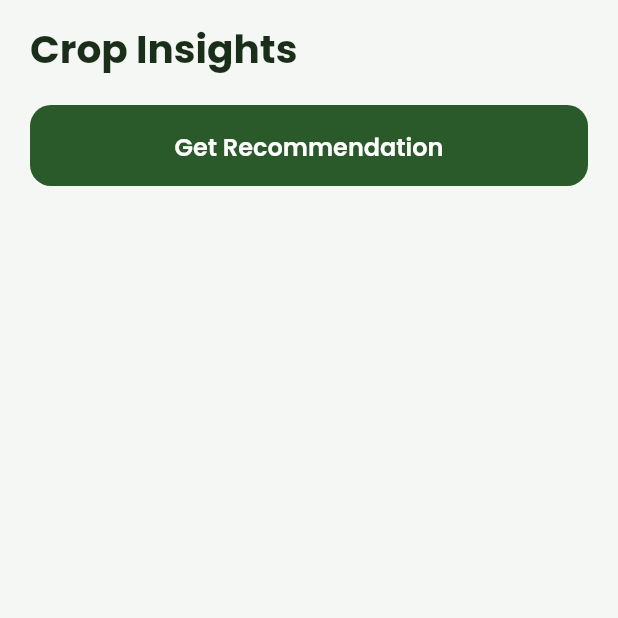
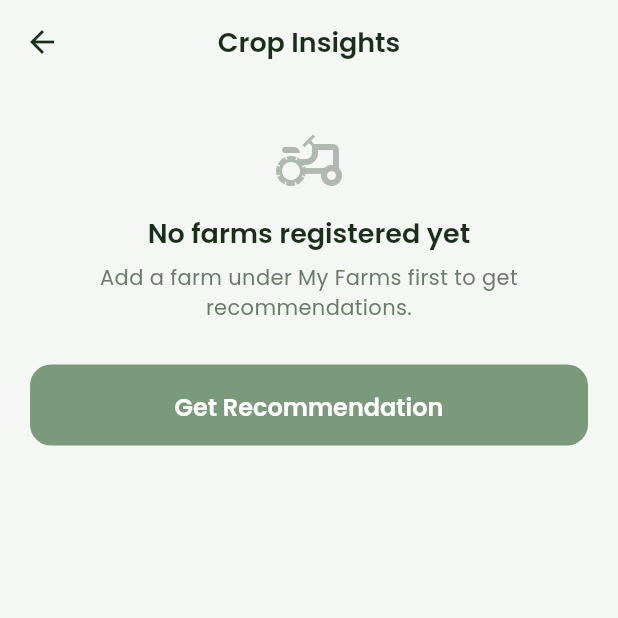
Before and after one commit to Bisruxa/AgriMarket, a Flutter app: the CropRecommendation screen opened by its route, on a phone screen of 412 x 824 dp, the top half of it. Run offline on Flutter 3.47's test engine with Material 3 defaults, Android fonts, the phone set to English and light mode, and no system bars; our stand-ins replace audioplayers, dio, fl_chart, flutter_tts, geolocator, google_fonts and 4 more; missing offline and left inert: record; accounts and stored records are empty; network calls fail.

Commit message:
feat: simplify back navigation and no of clicks during crop recommendation

```diff
--- a/mobile/lib/screens/farmer/crop_recommendation.dart
+++ b/mobile/lib/screens/farmer/crop_recommendation.dart
@@ -19,7 +19,6 @@ class _CropRecommendationState extends State<CropRecommendation> {
 
   List<Farm> _farms = [];
   bool _loadingFarms = true;
-  bool _showInputs = false;
   bool _isLoading = false;
   Farm? _selectedFarm;
   List<CropRecommendationItem> _recommendations = [];
@@ -46,17 +45,9 @@ class _CropRecommendationState extends State<CropRecommendation> {
 
   bool get _hasValidInput => _selectedFarm != null;
 
-  bool get _canPressButton {
-    if (_isLoading || _loadingFarms) return false;
-    if (!_showInputs) return true;
-    return _hasValidInput;
-  }
+  bool get _canPressButton => !_isLoading && !_loadingFarms && _hasValidInput;
 
   void _onGetRecommendation() {
-    if (!_showInputs) {
-      setState(() => _showInputs = true);
-      return;
-    }
     if (!_hasValidInput) return;
     _fetchRecommendations();
   }
@@ -98,27 +89,18 @@ class _CropRecommendationState extends State<CropRecommendation> {
   Widget build(BuildContext context) {
     return Scaffold(
       backgroundColor: AppColors.surface,
+      appBar: AppBar(
+        title: const Text('Crop Insights'),
+      ),
       body: SafeArea(
         child: CustomScrollView(
           slivers: [
-            SliverToBoxAdapter(
-              child: Padding(
-                padding: const EdgeInsets.fromLTRB(20, 16, 20, 0),
-                child: Text(
-                  'Crop Insights',
-                  style: Theme.of(context).textTheme.headlineMedium?.copyWith(
-                        fontSize: 26,
-                      ),
-                ),
-              ),
-            ),
             SliverToBoxAdapter(
               child: Padding(
                 padding: const EdgeInsets.all(20),
                 child: Column(
                   crossAxisAlignment: CrossAxisAlignment.stretch,
                   children: [
-                    if (_showInputs) ...[
                     if (_loadingFarms)
                       const Padding(
                         padding: EdgeInsets.symmetric(vertical: 16),
@@ -171,7 +153,6 @@ class _CropRecommendationState extends State<CropRecommendation> {
                       _FarmSummaryCard(farm: _selectedFarm!),
                     ],
                     const SizedBox(height: 20),
-                    ],
                     CustomButton(
                       text: _isLoading ? 'Analyzing...' : 'Get Recommendation',
                       isLoading: _isLoading,
@@ -194,7 +175,7 @@ class _CropRecommendationState extends State<CropRecommendation> {
                 padding: const EdgeInsets.fromLTRB(20, 0, 20, 24),
                 sliver: SliverList.separated(
                   itemCount: _recommendations.length,
-                  separatorBuilder: (_, __) => const SizedBox(height: 12),
+                  separatorBuilder: (_, _) => const SizedBox(height: 12),
                   itemBuilder: (context, index) {
                     return _RecommendationResultCard(
                       recommendation: _recommendations[index],
```
Lines whose indentation alone changed are shown as unchanged.
